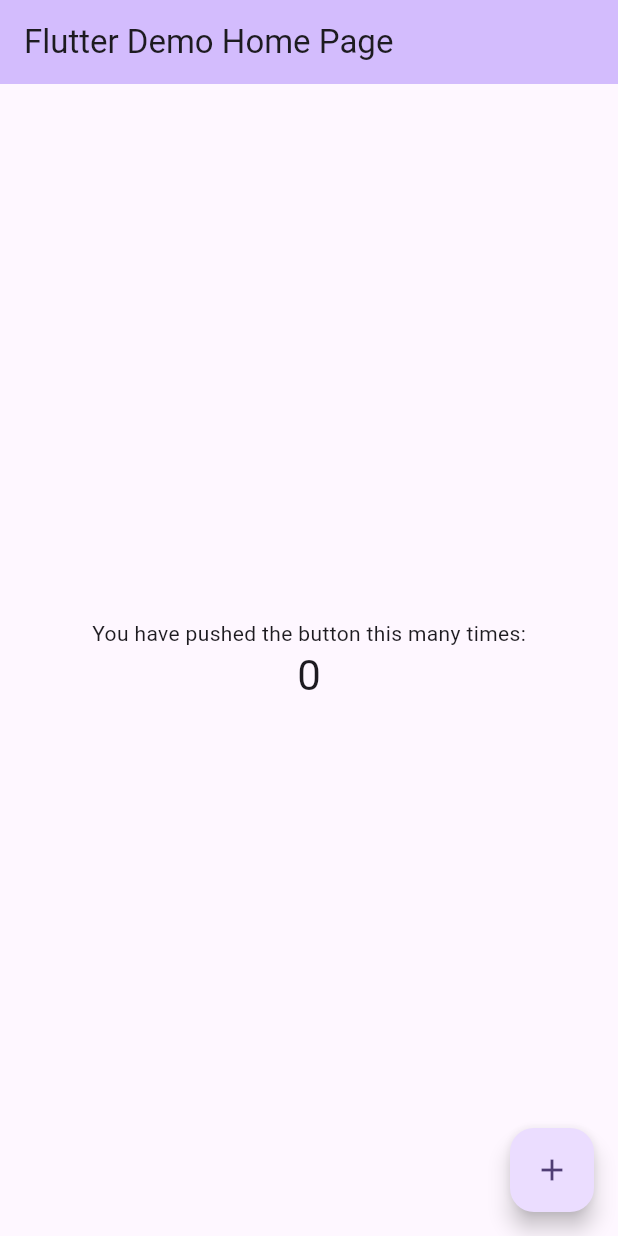
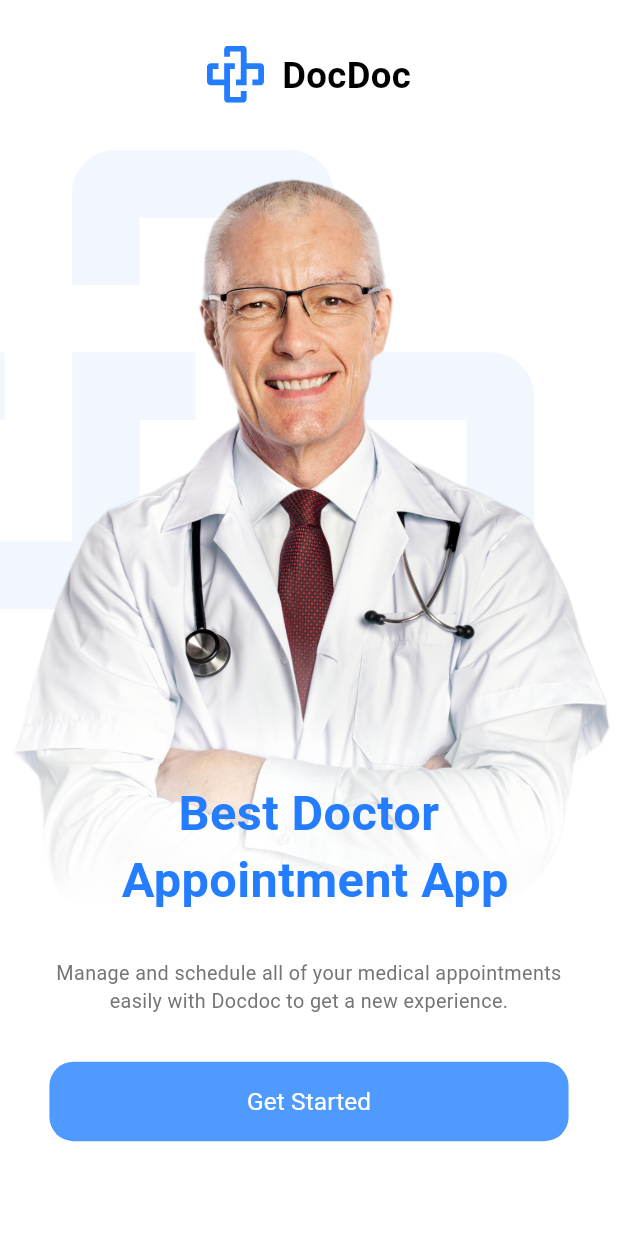
Before and after one commit to Abdelrahman-Ramy/doctot_app, a Flutter app: the screen it shows after launch, on a phone screen of 412 x 824 dp. Run offline on Flutter 3.47's test engine with Material 3 defaults, Android fonts, the phone set to English and light mode, and no system bars; our stand-ins replace flutter_screenutil, flutter_svg.

Commit message:
- added images & svgs folders for assets - added flutter_svg & added flutter_screenutil - made a file for doc app client - added Navigation extension - added routing folder that contains routers class and routers file - added colors & text styles - added empty login screen - added onboarding screen

```diff
--- a/analysis_options.yaml
+++ b/analysis_options.yaml
@@ -21,6 +21,9 @@ linter:
   # `// ignore_for_file: name_of_lint` syntax on the line or in the file
   # producing the lint.
   rules:
+      prefer_const_constructors: true
+      prefer_const_literals_to_create_immutables: true
+      prefer_const_declarations: true
     # avoid_print: false  # Uncomment to disable the `avoid_print` rule
     # prefer_single_quotes: true  # Uncomment to enable the `prefer_single_quotes` rule
 
--- /dev/null
+++ b/lib/core/helpers/extensions.dart
@@ -0,0 +1,25 @@
+import 'package:flutter/material.dart';
+
+extension Navigation on BuildContext {
+  Future<dynamic> pushNamed(String routeName, {Object? arguments}) {
+    return Navigator.of(this).pushNamed(routeName, arguments: arguments);
+  }
+
+  Future<dynamic> pushReplacementNamed(String routeName, {Object? arguments}) {
+    return Navigator.of(
+      this,
+    ).pushReplacementNamed(routeName, arguments: arguments);
+  }
+
+  Future<dynamic> pushNamedAndRemoveUntil(
+    String routeName, {
+    Object? arguments,
+    required RoutePredicate predicate
+  }) {
+    return Navigator.of(
+      this,
+    ).pushNamedAndRemoveUntil(routeName, predicate, arguments: arguments);
+  }
+
+  void pop() => Navigator.of(this).pop();
+}
--- /dev/null
+++ b/lib/core/routing/app_router.dart
@@ -0,0 +1,26 @@
+import 'package:doctot_app/core/routing/routes.dart';
+import 'package:doctot_app/features/login/login_screen.dart';
+import 'package:doctot_app/features/onboarding/onboarding_screen.dart';
+import 'package:flutter/material.dart';
+
+class AppRouter {
+  Route generateRoute(RouteSettings settings) {
+    switch (settings.name) {
+      case Routes.onBoardingScreen:
+        return MaterialPageRoute(
+          builder: (context) => const OnboardingScreen(),
+        );
+      case Routes.loginScreen:
+        return MaterialPageRoute(
+          builder: (context) => const LoginScreen(),);
+      default:
+        return MaterialPageRoute(
+          builder: (context) => Scaffold(
+            body: Center(
+              child: Text('No Route Found ${settings.name}'),
+            ),
+          ),
+        );
+    }
+  }
+}
--- /dev/null
+++ b/lib/core/routing/routes.dart
@@ -0,0 +1,4 @@
+class Routes {
+  static const String onBoardingScreen = '/onBoardingScreen';
+  static const String loginScreen = '/loginScreen';
+}
--- /dev/null
+++ b/lib/core/theming/colors.dart
@@ -0,0 +1,6 @@
+import 'dart:ui';
+
+class ColorsManager {
+  static const Color mainBlue = Color(0xff247CFF);
+  static const Color grey = Color(0xff757575);
+}
--- /dev/null
+++ b/lib/core/theming/styles.dart
@@ -0,0 +1,29 @@
+import 'package:doctot_app/core/theming/colors.dart';
+import 'package:flutter/material.dart';
+import 'package:flutter_screenutil/flutter_screenutil.dart';
+
+class TextStyles {
+  static TextStyle font24BlackWeight = TextStyle(
+    fontSize: 24.sp,
+    fontWeight: FontWeight.w700,
+    color: Colors.black,
+  );
+
+  static TextStyle font32BlueBold = TextStyle(
+    fontSize: 32.sp,
+    fontWeight: FontWeight.bold,
+    color: ColorsManager.mainBlue
+  );
+
+  static TextStyle font13greyRegular = TextStyle(
+    fontSize: 13.sp,
+    fontWeight: FontWeight.normal,
+    color: ColorsManager.grey
+  );
+
+  static TextStyle font16whitesemiBold = TextStyle(
+    fontSize: 16.sp,
+    fontWeight: FontWeight.normal,
+    color: Colors.white
+  );
+}
--- /dev/null
+++ b/lib/features/login/login_screen.dart
@@ -0,0 +1,19 @@
+import 'package:doctot_app/core/theming/colors.dart';
+import 'package:flutter/material.dart';
+
+class LoginScreen extends StatelessWidget {
+  const LoginScreen({super.key});
+
+  @override
+  Widget build(BuildContext context) {
+    return Scaffold(
+      appBar: AppBar(
+        backgroundColor: ColorsManager.mainBlue,
+        title: const Text('Login Screen'),
+      ),
+      body: const Center(
+        child: Text('Login Screen'),
+      ),
+    );
+  }
+}
--- /dev/null
+++ b/lib/features/onboarding/onboarding_screen.dart
@@ -0,0 +1,46 @@
+import 'package:doctot_app/core/theming/styles.dart';
+import 'package:doctot_app/features/onboarding/widgets/doc_logo_and_name.dart';
+import 'package:doctot_app/features/onboarding/widgets/doctor_image_and_text.dart';
+import 'package:doctot_app/features/onboarding/widgets/get_started_button.dart';
+import 'package:flutter/material.dart';
+import 'package:flutter_screenutil/flutter_screenutil.dart';
+
+class OnboardingScreen extends StatelessWidget {
+  const OnboardingScreen({super.key});
+
+  @override
+  Widget build(BuildContext context) {
+    return Scaffold(
+      body: SafeArea(
+        child: SingleChildScrollView(
+          child: Padding(
+            padding: EdgeInsets.only(top: 30.h, bottom: 30.h),
+            child: Column(
+              children: [
+                const DocLogoAndName(),
+                SizedBox(height: 30.h),
+                const DoctorImageAndText(),
+                Padding(
+                  padding: EdgeInsets.symmetric(
+                    horizontal: 30.w
+                  ),
+                  child: Column(
+                    children: [
+                      Text(
+                        'Manage and schedule all of your medical appointments easily with Docdoc to get a new experience.',
+                        style: TextStyles.font13greyRegular,
+                        textAlign: TextAlign.center,
+                      ),
+                      SizedBox(height: 30.h,),
+                      const GetStartedButton(),
+                    ],
+                  ),
+                ),
+              ],
+            ),
+          ),
+        ),
+      ),
+    );
+  }
+}
--- /dev/null
+++ b/lib/features/onboarding/widgets/doc_logo_and_name.dart
@@ -0,0 +1,21 @@
+import 'package:doctot_app/core/theming/styles.dart';
+import 'package:flutter/material.dart';
+import 'package:flutter_screenutil/flutter_screenutil.dart';
+import 'package:flutter_svg/flutter_svg.dart';
+
+class DocLogoAndName extends StatelessWidget {
+  const DocLogoAndName({super.key});
+
+  @override
+  Widget build(BuildContext context) {
+    return Row(
+      mainAxisAlignment: MainAxisAlignment.center,
+      children: [
+        SvgPicture.asset('assets/svgs/docdoc_logo_low_opacity.svg'),
+        SizedBox(width: 10.w,),
+        Text('DocDoc',
+        style: TextStyles.font24BlackWeight)
+      ],
+    );
+  }
+}
--- /dev/null
+++ b/lib/features/onboarding/widgets/doctor_image_and_text.dart
@@ -0,0 +1,37 @@
+import 'package:doctot_app/core/theming/styles.dart';
+import 'package:flutter/material.dart';
+import 'package:flutter_svg/flutter_svg.dart';
+
+class DoctorImageAndText extends StatelessWidget {
+  const DoctorImageAndText({super.key});
+
+  @override
+  Widget build(BuildContext context) {
+    return Stack(
+      children: [
+        SvgPicture.asset('assets/svgs/Frame.svg'),
+        Container(
+          foregroundDecoration: BoxDecoration(
+            gradient: LinearGradient(colors: [
+              Colors.white,
+              Colors.white.withOpacity(0.0)
+            ],
+            begin: Alignment.bottomCenter,
+            end: Alignment.center,
+            stops: const [0.14, 0.8]
+            ),
+          ),
+          child: Image.asset('assets/images/onboading_doctor.png'),
+        ),
+        Positioned(
+          bottom: 30,
+          left: 0,
+          right: 0,
+          child: Text('Best Doctor\n Appointment App',
+          textAlign: TextAlign.center,
+          style: TextStyles.font32BlueBold.copyWith(height: 1.4),
+          )),
+      ],
+    );
+  }
+}
--- /dev/null
+++ b/lib/features/onboarding/widgets/get_started_button.dart
@@ -0,0 +1,26 @@
+import 'package:doctot_app/core/helpers/extensions.dart';
+import 'package:doctot_app/core/routing/routes.dart';
+import 'package:doctot_app/core/theming/styles.dart';
+import 'package:flutter/material.dart';
+
+class GetStartedButton extends StatelessWidget {
+  const GetStartedButton({super.key});
+
+  @override
+  Widget build(BuildContext context) {
+    return TextButton(
+      onPressed: () {
+        context.pushNamed(Routes.loginScreen);
+      },
+      style: TextButton.styleFrom(
+        backgroundColor: const Color(0xFF4E9AFF),
+        foregroundColor: Colors.white,
+        tapTargetSize: MaterialTapTargetSize.shrinkWrap,
+        minimumSize: const Size(double.infinity, 52),
+        padding: const EdgeInsets.symmetric(horizontal: 50, vertical: 15),
+        shape: RoundedRectangleBorder(borderRadius: BorderRadius.circular(16)),
+      ),
+      child: Text('Get Started', style: TextStyles.font16whitesemiBold),
+    );
+  }
+}
--- a/lib/main.dart
+++ b/lib/main.dart
@@ -1,121 +1,30 @@
+import 'package:doctot_app/core/routing/app_router.dart';
+import 'package:doctot_app/core/routing/routes.dart';
+import 'package:doctot_app/core/theming/colors.dart';
 import 'package:flutter/material.dart';
+import 'package:flutter_screenutil/flutter_screenutil.dart';
 
 void main() {
-  runApp(const MyApp());
+  runApp(MyApp(appRouter: AppRouter(),));
 }
 
 class MyApp extends StatelessWidget {
-  const MyApp({super.key});
-
-  // This widget is the root of your application.
-  @override
-  Widget build(BuildContext context) {
-    return MaterialApp(
-      title: 'Flutter Demo',
-      theme: ThemeData(
-        // This is the theme of your application.
-        //
-        // TRY THIS: Try running your application with "flutter run". You'll see
-        // the application has a purple toolbar. Then, without quitting the app,
-        // try changing the seedColor in the colorScheme below to Colors.green
-        // and then invoke "hot reload" (save your changes or press the "hot
-        // reload" button in a Flutter-supported IDE, or press "r" if you used
-        // the command line to start the app).
-        //
-        // Notice that the counter didn't reset back to zero; the application
-        // state is not lost during the reload. To reset the state, use hot
-        // restart instead.
-        //
-        // This works for code too, not just values: Most code changes can be
-        // tested with just a hot reload.
-        colorScheme: .fromSeed(seedColor: Colors.deepPurple),
-      ),
-      home: const MyHomePage(title: 'Flutter Demo Home Page'),
-    );
-  }
-}
-
-class MyHomePage extends StatefulWidget {
-  const MyHomePage({super.key, required this.title});
-
-  // This widget is the home page of your application. It is stateful, meaning
-  // that it has a State object (defined below) that contains fields that affect
-  // how it looks.
-
-  // This class is the configuration for the state. It holds the values (in this
-  // case the title) provided by the parent (in this case the App widget) and
-  // used by the build method of the State. Fields in a Widget subclass are
-  // always marked "final".
-
-  final String title;
-
-  @override
-  State<MyHomePage> createState() => _MyHomePageState();
-}
-
-class _MyHomePageState extends State<MyHomePage> {
-  int _counter = 0;
-
-  void _incrementCounter() {
-    setState(() {
-      // This call to setState tells the Flutter framework that something has
-      // changed in this State, which causes it to rerun the build method below
-      // so that the display can reflect the updated values. If we changed
-      // _counter without calling setState(), then the build method would not be
-      // called again, and so nothing would appear to happen.
-      _counter++;
-    });
-  }
+  final AppRouter appRouter;
+  const MyApp({super.key, required this.appRouter});
 
   @override
   Widget build(BuildContext context) {
-    // This method is rerun every time setState is called, for instance as done
-    // by the _incrementCounter method above.
-    //
-    // The Flutter framework has been optimized to make rerunning build methods
-    // fast, so that you can just rebuild anything that needs updating rather
-    // than having to individually change instances of widgets.
-    return Scaffold(
-      appBar: AppBar(
-        // TRY THIS: Try changing the color here to a specific color (to
-        // Colors.amber, perhaps?) and trigger a hot reload to see the AppBar
-        // change color while the other colors stay the same.
-        backgroundColor: Theme.of(context).colorScheme.inversePrimary,
-        // Here we take the value from the MyHomePage object that was created by
-        // the App.build method, and use it to set our appbar title.
-        title: Text(widget.title),
-      ),
-      body: Center(
-        // Center is a layout widget. It takes a single child and positions it
-        // in the middle of the parent.
-        child: Column(
-          // Column is also a layout widget. It takes a list of children and
-          // arranges them vertically. By default, it sizes itself to fit its
-          // children horizontally, and tries to be as tall as its parent.
-          //
-          // Column has various properties to control how it sizes itself and
-          // how it positions its children. Here we use mainAxisAlignment to
-          // center the children vertically; the main axis here is the vertical
-          // axis because Columns are vertical (the cross axis would be
-          // horizontal).
-          //
-          // TRY THIS: Invoke "debug painting" (choose the "Toggle Debug Paint"
-          // action in the IDE, or press "p" in the console), to see the
-          // wireframe for each widget.
-          mainAxisAlignment: .center,
-          children: [
-            const Text('You have pushed the button this many times:'),
-            Text(
-              '$_counter',
-              style: Theme.of(context).textTheme.headlineMedium,
-            ),
-          ],
+    return ScreenUtilInit(
+      designSize: const Size(375, 812),
+      minTextAdapt: true,
+      child: MaterialApp(
+        debugShowCheckedModeBanner: false,
+        theme: ThemeData(
+          primaryColor: ColorsManager.mainBlue,
+          scaffoldBackgroundColor: Colors.white,
         ),
-      ),
-      floatingActionButton: FloatingActionButton(
-        onPressed: _incrementCounter,
-        tooltip: 'Increment',
-        child: const Icon(Icons.add),
+        initialRoute: Routes.onBoardingScreen,
+        onGenerateRoute: appRouter.generateRoute,
       ),
     );
   }
```
Also changed, not shown: pubspec.yaml (+14 -4 lines), assets/images/onboading_doctor.png (added), assets/svgs/Frame.svg (added), assets/svgs/docdoc_logo_low_opacity.svg (added), pubspec.lock, 1 other file.
